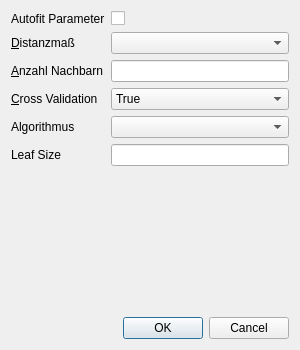
Above: views/KNeighborsClassifierDialog.ui from Tweak161/fa2909 before the change. Below: the same form after it.
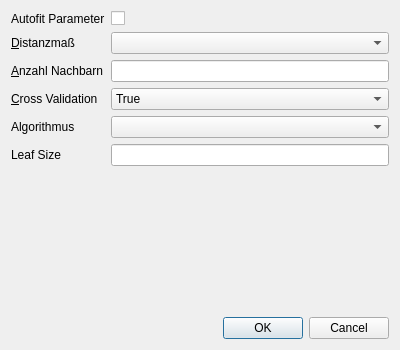
That is the form after the change. Icons and pictures are not drawn.

```diff
--- a/views/KNeighborsClassifierDialog.ui
+++ b/views/KNeighborsClassifierDialog.ui
@@ -6,19 +6,19 @@
    <rect>
     <x>0</x>
     <y>0</y>
-    <width>300</width>
+    <width>400</width>
     <height>350</height>
    </rect>
   </property>
   <property name="minimumSize">
    <size>
-    <width>300</width>
+    <width>400</width>
     <height>350</height>
    </size>
   </property>
   <property name="maximumSize">
    <size>
-    <width>300</width>
+    <width>400</width>
     <height>350</height>
    </size>
   </property>
```
Left out of the diff: 2 changed lines with no effect on the pictures.
